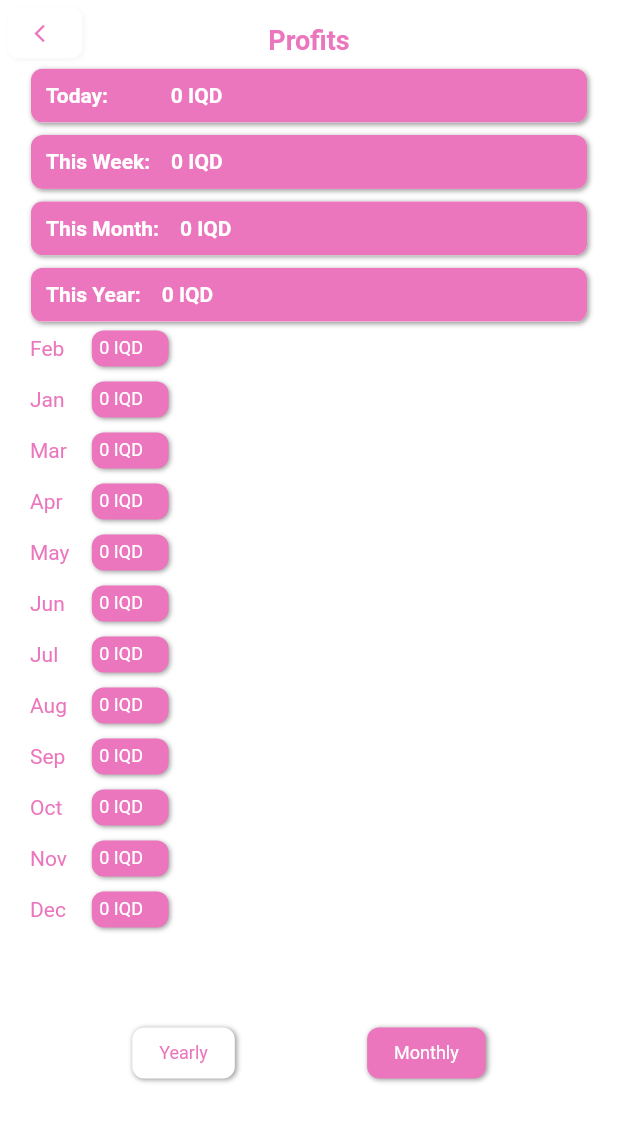
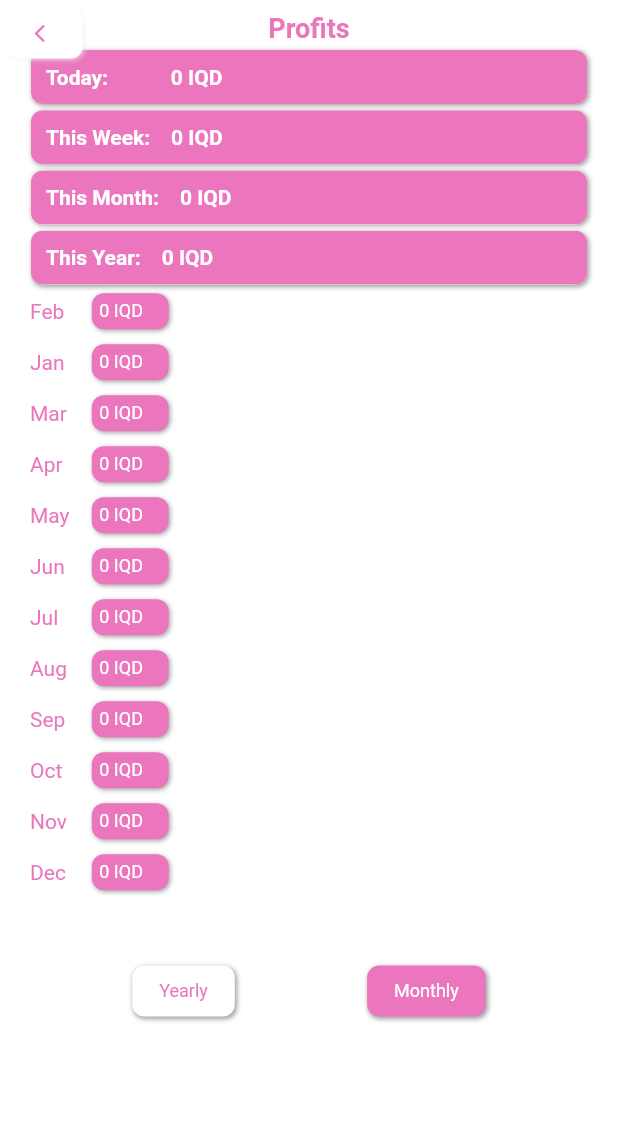
Before and after one commit to kirmanj/uzhii, a Flutter app: the Reposts screen opened directly, on a phone screen of 412 x 824 dp. Shown: the top 1122 px of the screen. Run offline on Flutter 3.47's test engine with Material 2 defaults, Android fonts, the phone set to English and light mode, and no system bars; drawn by our look-alikes of flutter_neumorphic; our stand-ins replace cloud_firestore, firebase_auth, firebase_core, firebase_storage, line_icons and 2 more; missing offline and left inert: dart:ffi; accounts and stored records are empty.

Commit message:
third version

```diff
--- a/lib/Posts.dart
+++ b/lib/Posts.dart
@@ -20,7 +20,7 @@ class _PostsState extends State<Posts> {
 
     return Scaffold(
       body: SingleChildScrollView(
-        padding: EdgeInsets.only(top: height * 0.03),
+        //padding: EdgeInsets.only(top: height * 0.03),
         child: SafeArea(
           child: Stack(
             children: [
@@ -193,7 +193,7 @@ class _PostsState extends State<Posts> {
               (userRole != 1)
                   ? Container()
                   : Positioned(
-                      bottom: height * 0.03,
+                      bottom: height * 0.05,
                       right: width * 0.4,
                       child: Container(
                           height: height * 0.05,
--- a/lib/Products.dart
+++ b/lib/Products.dart
@@ -48,7 +48,7 @@ class _ProductsState extends State<Products> {
     return Scaffold(
       body: SafeArea(
         child: SingleChildScrollView(
-          padding: EdgeInsets.only(top: height * 0.01),
+
           child: Stack(
             children: [
               Row(
@@ -154,7 +154,7 @@ class _ProductsState extends State<Products> {
                   : (add || userRole != 1)
                       ? Container()
                       : Positioned(
-                          bottom: height * 0.03,
+                          bottom: height * 0.05,
                           right: width * 0.4,
                           child: Container(
                               height: height * 0.05,
@@ -363,7 +363,7 @@ class _ProductsState extends State<Products> {
                   : (!add)
                       ? Container()
                       : Positioned(
-                          bottom: height * 0.03,
+                          bottom: height * 0.06,
                           right: width * 0.4,
                           child: Container(
                               height: height * 0.05,
--- a/lib/postDetail.dart
+++ b/lib/postDetail.dart
@@ -231,7 +231,7 @@ class _PostDetailState extends State<PostDetail> {
             Padding(
               padding: EdgeInsets.only(top: 8.0),
               child: Container(
-                height: height * 0.58,
+                height: height * 0.55,
                 child: post == null
                     ? Container()
                     : ListView.builder(
--- a/lib/reports.dart
+++ b/lib/reports.dart
@@ -336,12 +336,12 @@ class _RepostsState extends State<Reposts> {
                   : state == 1
                       ? Container(
                           width: width,
-                          height: height,
+                          height: height*0.9,
                           child: Column(
                             mainAxisAlignment: MainAxisAlignment.start,
                             children: [
                               SizedBox(
-                                height: height * 0.02,
+                                height: height * 0.01,
                               ),
                               Text(
                                 "Profits",
@@ -351,7 +351,7 @@ class _RepostsState extends State<Reposts> {
                                     fontWeight: FontWeight.bold),
                               ),
                               SizedBox(
-                                height: height * 0.01,
+                                height: height * 0.005,
                               ),
                               Neumorphic(
                                 child: Container(
@@ -372,7 +372,7 @@ class _RepostsState extends State<Reposts> {
                                 ),
                               ),
                               SizedBox(
-                                height: height * 0.01,
+                                height: height * 0.005,
                               ),
                               Neumorphic(
                                 child: Container(
@@ -393,7 +393,7 @@ class _RepostsState extends State<Reposts> {
                                 ),
                               ),
                               SizedBox(
-                                height: height * 0.01,
+                                height: height * 0.005,
                               ),
                               Neumorphic(
                                 child: Container(
@@ -414,7 +414,7 @@ class _RepostsState extends State<Reposts> {
                                 ),
                               ),
                               SizedBox(
-                                height: height * 0.01,
+                                height: height * 0.005,
                               ),
                               Neumorphic(
                                 child: Container(
@@ -438,7 +438,7 @@ class _RepostsState extends State<Reposts> {
                                 height: height * 0.001,
                               ),
                               Container(
-                                height: height * 0.57,
+                                height: height * 0.55,
                                 child: ListView.builder(
                                     itemCount: 12,
                                     itemBuilder: (context, index) {
@@ -606,7 +606,7 @@ class _RepostsState extends State<Reposts> {
                                         fontWeight: FontWeight.bold),
                                   ),
                                   Container(
-                                    height: height * 0.8,
+                                    height: height * 0.7,
                                     child: customers.length == 0
                                         ? Container()
                                         : ListView.builder(
--- a/lib/sellScreen.dart
+++ b/lib/sellScreen.dart
@@ -274,7 +274,7 @@ class _SellScreenState extends State<SellScreen> {
                                 ),
                               ),
                               Container(
-                                  height: height * 0.45,
+                                  height: height * 0.4,
                                   child: ListView.builder(
                                       scrollDirection: Axis.vertical,
                                       itemCount: sell["products"].length,
@@ -372,7 +372,7 @@ class _SellScreenState extends State<SellScreen> {
                                               );
                                       })),
                               Container(
-                                width: width * 0.8,
+                                width: width * 0.7,
                                 child: Row(
                                   mainAxisAlignment:
                                       MainAxisAlignment.spaceAround,
@@ -866,7 +866,7 @@ class _SellScreenState extends State<SellScreen> {
                                 (post == null)
                                     ? Container()
                                     : Container(
-                                        height: height * 0.47,
+                                        height: height * 0.44,
                                         padding:
                                             EdgeInsets.only(top: height * 0.02),
                                         child: ListView.builder(
```
Also changed, not shown: lib/Postscreen.dart (+8 -11 lines), lib/profile.dart (+5 -4 lines), lib/wareHouse.dart (+4 -4 lines), pubspec.lock, 8 other files.
